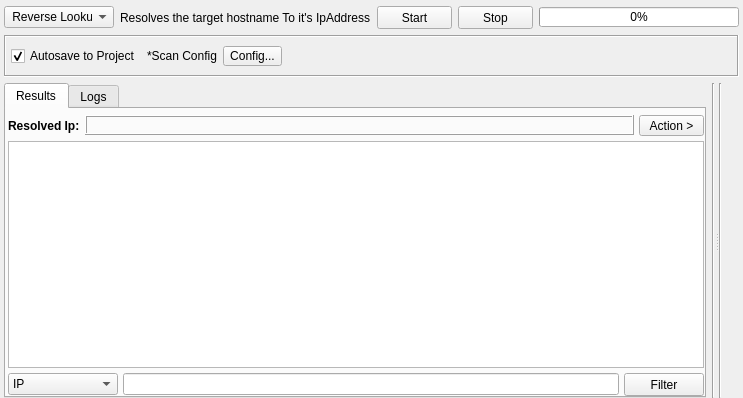
First picture: the form in gui/src/engines/ip/Ip.ui, repository 3nock/OTE, before the edit.
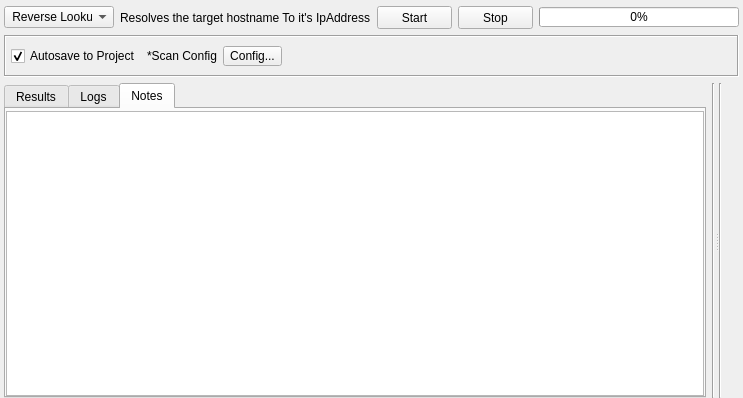
Second picture: the form after the edit. The open tabs and pages were chosen to show the change. Custom widgets are drawn as their Qt base class.

Diff of the .ui file:
```diff
--- a/gui/src/engines/ip/Ip.ui
+++ b/gui/src/engines/ip/Ip.ui
@@ -506,6 +506,28 @@
            </item>
           </layout>
          </widget>
+         <widget class="QWidget" name="tabNotes">
+          <attribute name="title">
+           <string>Notes</string>
+          </attribute>
+          <layout class="QVBoxLayout" name="verticalLayout_2">
+           <property name="leftMargin">
+            <number>0</number>
+           </property>
+           <property name="topMargin">
+            <number>2</number>
+           </property>
+           <property name="rightMargin">
+            <number>0</number>
+           </property>
+           <property name="bottomMargin">
+            <number>0</number>
+           </property>
+           <item>
+            <widget class="QPlainTextEdit" name="plainTextEditNotes"/>
+           </item>
+          </layout>
+         </widget>
         </widget>
        </item>
        <item>
```
